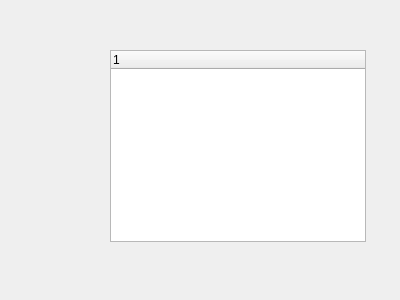
The window that ttest.ui (geonwuk/TheEditor) describes before a commit, drawn with Qt 5.
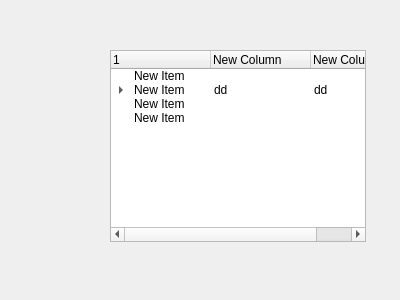
The same window after the commit.

What changed in the file:
```diff
--- a/ttest.ui
+++ b/ttest.ui
@@ -30,6 +30,53 @@
      <string notr="true">1</string>
     </property>
    </column>
+   <column>
+    <property name="text">
+     <string>New Column</string>
+    </property>
+   </column>
+   <column>
+    <property name="text">
+     <string>New Column</string>
+    </property>
+   </column>
+   <item>
+    <property name="text">
+     <string>New Item</string>
+    </property>
+   </item>
+   <item>
+    <property name="text">
+     <string>New Item</string>
+    </property>
+    <property name="text">
+     <string>dd</string>
+    </property>
+    <property name="text">
+     <string>dd</string>
+    </property>
+    <item>
+     <property name="text">
+      <string>New Subitem</string>
+     </property>
+     <property name="text">
+      <string>dd</string>
+     </property>
+     <property name="text">
+      <string>dd</string>
+     </property>
+    </item>
+   </item>
+   <item>
+    <property name="text">
+     <string>New Item</string>
+    </property>
+   </item>
+   <item>
+    <property name="text">
+     <string>New Item</string>
+    </property>
+   </item>
   </widget>
  </widget>
  <resources/>
```
